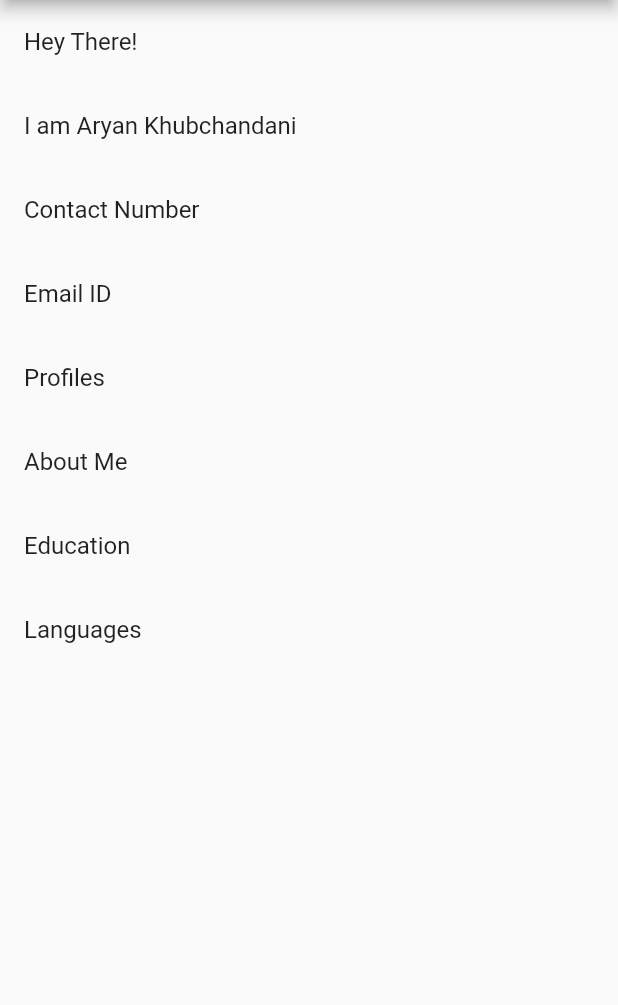
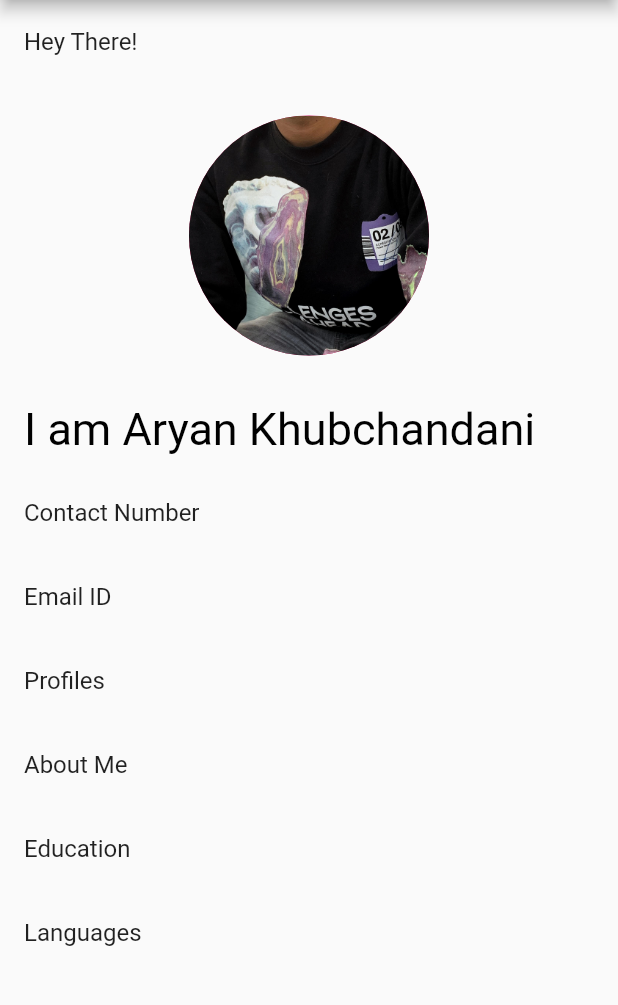
Before and after one commit to AryanKhubchandani/portfolio, a Flutter app: the screen it shows after launch, on a phone screen of 412 x 824 dp, the part 84-1089 px from its top. Run offline on Flutter 3.47's test engine with Material 2 defaults, Android fonts, the phone set to English and light mode, and no system bars.

```diff
--- a/lib/main.dart
+++ b/lib/main.dart
@@ -33,9 +33,22 @@ Widget home(BuildContext context) {
       ListTile(
         title: Text('Hey There!'),
       ),
+      Padding(
+        padding: const EdgeInsets.all(21.0),
+        child: CircleAvatar(
+          radius: 80,
+          backgroundImage: AssetImage(
+            'images/pic.jpg',
+          ),
+        ),
+      ),
       ListTile(
         title: Text(
           'I am Aryan Khubchandani',
+          style: TextStyle(
+            color: Colors.black,
+            fontSize: 30,
+          ),
         ),
       ),
       ListTile(
--- a/pubspec.yaml
+++ b/pubspec.yaml
@@ -44,10 +44,16 @@ flutter:
   # the material Icons class.
   uses-material-design: true
 
+  assets:
+  - images/pic.jpg
+
   # To add assets to your application, add an assets section, like this:
   # assets:
   #   - images/a_dot_burr.jpeg
   #   - images/a_dot_ham.jpeg
+
+
+
 
   # An image asset can refer to one or more resolution-specific "variants", see
   # https://flutter.dev/assets-and-images/#resolution-aware.
```
Also changed, not shown: images/pic.jpg (renamed from images/dp.jpg).
